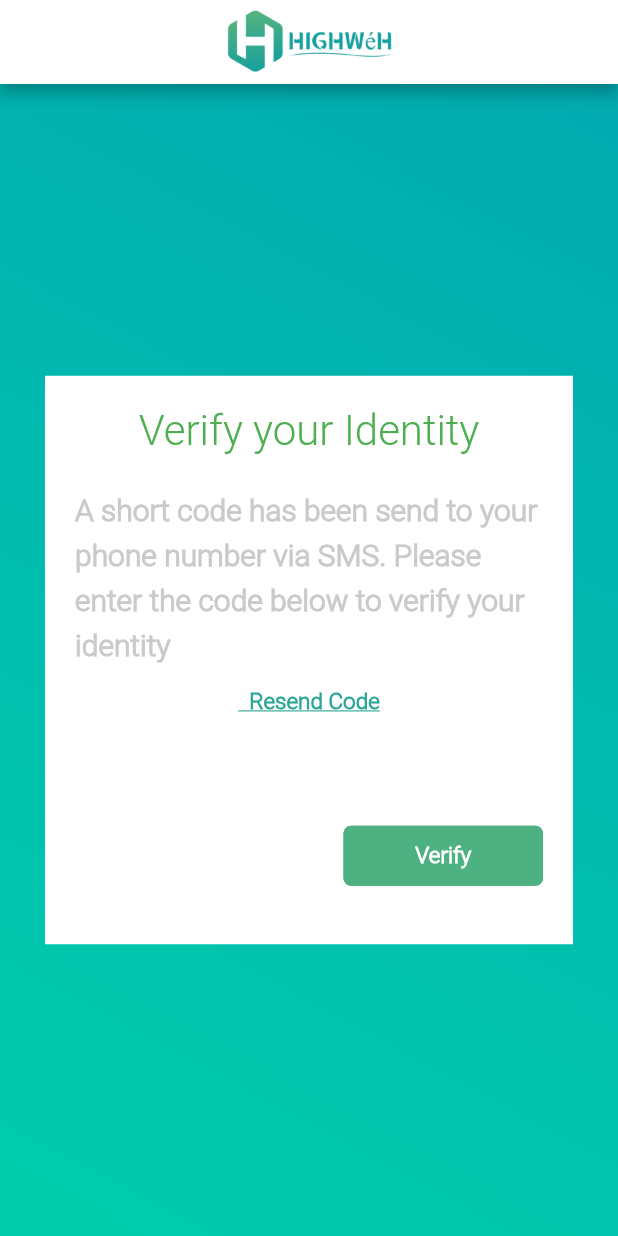
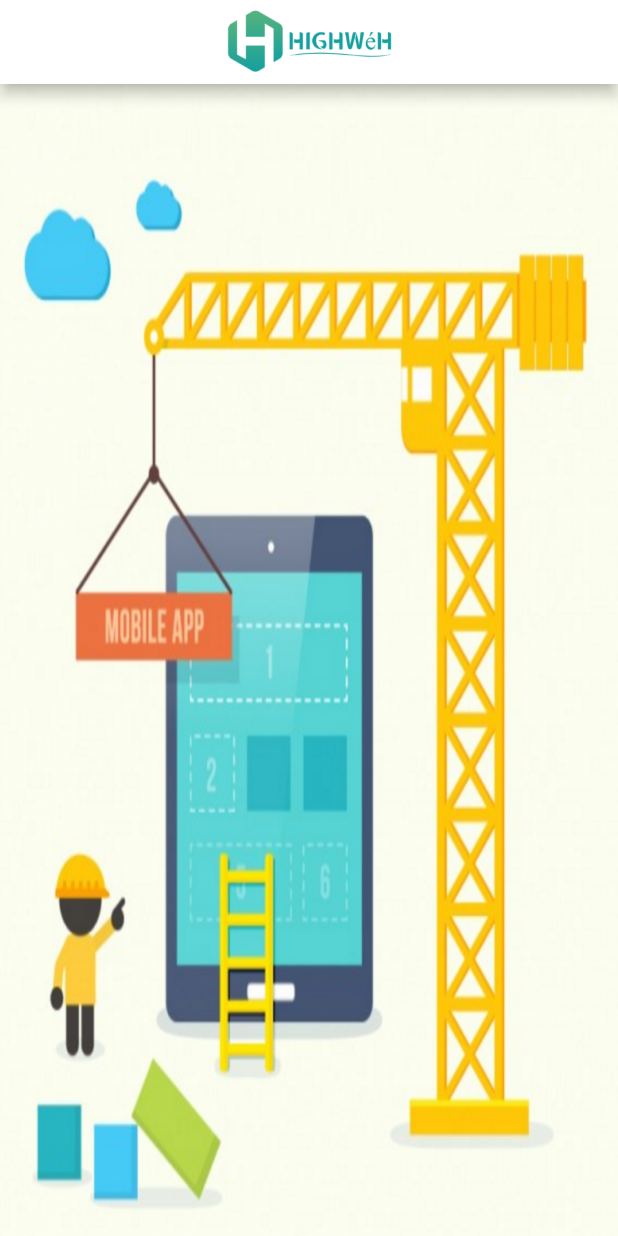
Before and after one commit to silvereds/highway, a Flutter app: the VerifyIdentity screen opened directly, after a tap on "Verify", on a phone screen of 412 x 824 dp. Run offline on Flutter 3.47's test engine with Material 2 defaults, Android fonts, the phone set to English and light mode, and no system bars; our stand-ins replace device_preview, intl_phone_number_input.

Commit message:
Fix || verify identity screen

```diff
--- a/lib/Login_views/Verify_identity.dart
+++ b/lib/Login_views/Verify_identity.dart
@@ -1,5 +1,6 @@
  import 'package:flutter/material.dart';
  import 'package:mobile/shared/const_color.dart';
+ import 'package:mobile/Login_views/under_construction.dart';
  import 'package:flutter/gestures.dart';
 
 
@@ -56,7 +57,7 @@ class _VerifyIdentityState extends State<VerifyIdentity> {
                       ),
                          SizedBox(height: 20),
 
-                      Text("A short code has been send to your phone number via SMS. Please enter the code below to verify your identity",   style: TextStyle(color: ThemeColors.VerifyIdentityText, fontSize: 20,  height: 1.5,fontFamily: 'Roboto', fontWeight: FontWeight.bold ),     textAlign: TextAlign.start, ),
+                      Text("A short code has been send to your phone number via SMS. Please enter the code below to verify your identity",   style: TextStyle(color: ThemeColors.VerifyIdentityText, fontSize: 20,  height: 1.5,fontFamily: 'Roboto', fontWeight: FontWeight.bold, ),     textAlign: TextAlign.start, ),
 
                        SizedBox(height: 15),
                             Center(
@@ -93,11 +94,11 @@ class _VerifyIdentityState extends State<VerifyIdentity> {
                                   side: BorderSide(color: ThemeColors.Buttons),
                                 ),
                                 onPressed: () {
-                                  // Navigator.push(
-                                  //   context,
-                                  //   MaterialPageRoute(
-                                  //       builder: (context) => ()),
-                                  // );
+                                  Navigator.push(
+                                    context,
+                                    MaterialPageRoute(
+                                        builder: (context) => UnderConstruction()),
+                                  );
                                 },
                                 color: ThemeColors.Buttons,
                                 textColor: Colors.white,
--- /dev/null
+++ b/lib/Login_views/under_construction.dart
@@ -0,0 +1,35 @@
+import 'package:flutter/material.dart';
+import 'package:mobile/shared/const_color.dart';
+
+class UnderConstruction extends StatelessWidget {
+  @override
+  Widget build(BuildContext context) {
+    return Scaffold(
+      appBar: AppBar(
+        backgroundColor: Colors.white,
+        title: Image.asset(
+          'assets/images/HIGHWEH_HORIZONTAL.png',
+          fit: BoxFit.contain,
+          height: 45,
+        ),
+        centerTitle: true,
+      ),
+      body: Center(
+          child: Container(
+
+        padding: EdgeInsets.all(20),
+        constraints: BoxConstraints.expand(),
+        decoration: BoxDecoration(
+           gradient: LinearGradient(
+                begin: Alignment.topRight,
+                end: Alignment.bottomLeft,
+                colors: [ThemeColors.Background, ThemeColors.LightBackground]),
+
+            image: DecorationImage(
+          image: AssetImage("assets/images/Underconstruction.png"),
+          fit: BoxFit.fill,
+        )),
+      )),
+    );
+  }
+}
--- a/lib/main.dart
+++ b/lib/main.dart
@@ -9,7 +9,7 @@
 void main() {
   runApp( MyApp());
 
-  runApp(DevicePreview(builder: (context) => MyApp()));    //<-- Comment  this line off if you want to run without Device preview
+   runApp(DevicePreview(builder: (context) => MyApp()));    //<-- Comment  this line off if you want to run without Device preview
 }
 
 class MyApp extends StatelessWidget {
```
Also changed, not shown: assets/images/Underconstruction.png (added).
